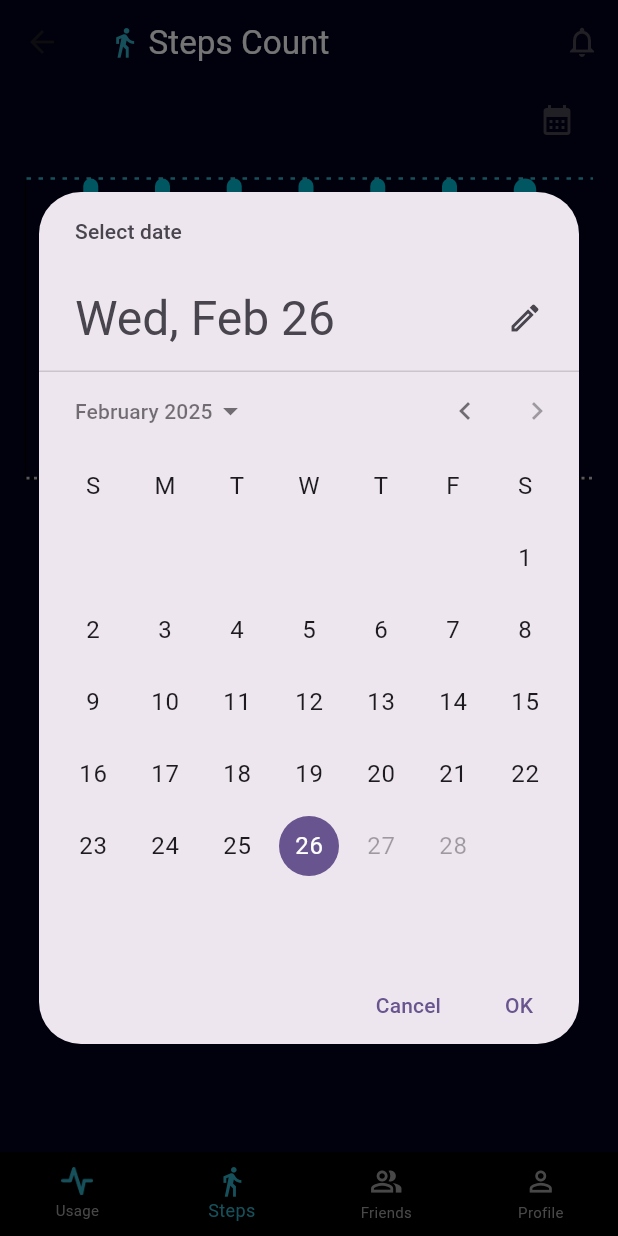
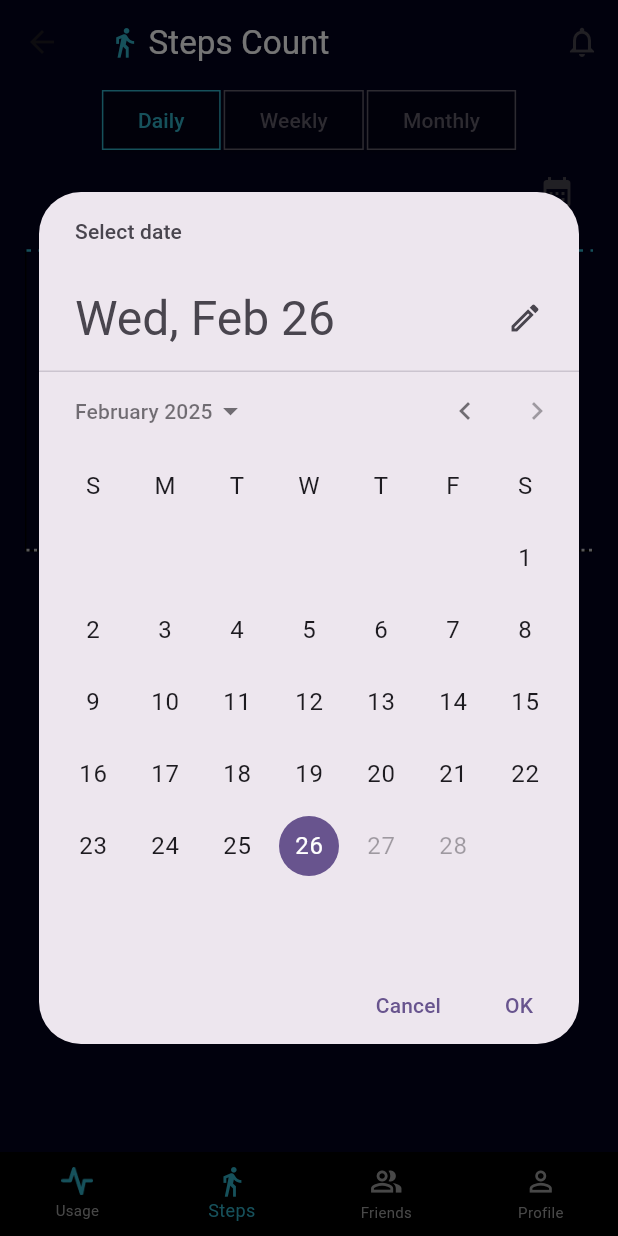
Before and after one commit to OmarAbdelgilil/trackwise_mobile_app, a Flutter app: the HomeScreen screen opened directly, item 2 of the bottom bar chosen, after a tap on the "calendar month" icon, on a phone screen of 412 x 824 dp. Run offline on Flutter 3.47's test engine with Material 3 defaults, Android fonts, the light colour scheme and no system bars; drawn by our look-alikes of fl_chart; our stand-ins replace dio, flutter_riverpod, flutter_screenutil, flutter_svg, get_it, google_fonts and 7 more; accounts and stored records are empty; statements that could not run were skipped.

Commit message:
small changes - steps page

```diff
--- a/lib/core/api/api_constants.dart
+++ b/lib/core/api/api_constants.dart
@@ -1,5 +1,6 @@
 class ApiConstants {
-  static const String baseUrl = 'http://192.168.1.56:3000/api';
+  //static const String baseUrl = 'http://192.168.1.56:3000/api';
+  static const String baseUrl = 'http://192.168.100.3:3000/api';
   static const String loginPath = '/login';
   static const String signupPath = '/signup';
 }
--- a/lib/features/Auth/domain/entities/user.dart
+++ b/lib/features/Auth/domain/entities/user.dart
@@ -3,16 +3,19 @@ class User {
   final String email;
   final String firstName;
   final String lastName;
+  final String phone;
 
   User(
       {required this.id,
       required this.firstName,
       required this.lastName,
-      required this.email});
+      required this.email,
+      required this.phone});
 
   factory User.fromJson(Map<String, dynamic> json) => User(
       email: json['email'] as String,
       firstName: json['firstName'] as String,
       lastName: json['lastName'] as String,
+      phone: (json['phoneNumber'] as int).toString(),
       id: json['id'] as String);
 }
--- a/lib/features/Auth/presentation/login/login_screen.dart
+++ b/lib/features/Auth/presentation/login/login_screen.dart
@@ -130,6 +130,7 @@ class _LoginScreenState extends ConsumerState<LoginScreen> {
                               foregroundColor: Colors.white),
                           onPressed: () {
                             if (formKey.currentState!.validate()) {
+                              FocusManager.instance.primaryFocus?.unfocus();
                               ref.read(loginProvider.notifier).login(
                                   _emailController.text,
                                   _passwordController.text);
--- a/lib/features/Home/presentation/home_view_model.dart
+++ b/lib/features/Home/presentation/home_view_model.dart
@@ -44,6 +44,7 @@ class HomeViewModel extends StateNotifier<HomeState> {
       return;
     }
     pickedDate = pickedDateTemp;
+    state = LoadingAppsList();
     appsList = List.from(_getUsageInfo(pickedDate, changeDateMode));
     if (isBarChart) {
       _updateBarData(pickedDate);
@@ -53,6 +54,7 @@ class HomeViewModel extends StateNotifier<HomeState> {
 
   void toggleBarTouch(DateTime date) {
     pickedDate = date;
+    state = LoadingAppsList();
     appsList = List.from(_getUsageInfo(pickedDate, changeDateMode));
     state = DatePicked();
   }
@@ -103,6 +105,7 @@ class HomeViewModel extends StateNotifier<HomeState> {
   void toggleDateMode(ChangeDateMode mode) async {
     if (changeDateMode != mode) {
       changeDateMode = mode;
+      state = LoadingAppsList();
       appsList = List.from(_getUsageInfo(pickedDate, changeDateMode));
       if (isBarChart) {
         _updateBarData(pickedDate);
@@ -237,6 +240,8 @@ class BarDataUpdated extends HomeState {}
 
 class DateModeChanged extends HomeState {}
 
+class LoadingAppsList extends HomeState {}
+
 class ToggleCharts extends HomeState {}
 
 class SuccessState extends HomeState {
--- a/lib/features/Home/presentation/widgets/apps_list_view.dart
+++ b/lib/features/Home/presentation/widgets/apps_list_view.dart
@@ -12,23 +12,34 @@ class AppsListView extends ConsumerWidget {
   @override
   Widget build(BuildContext context, ref) {
     final prov = ref.read(homeProvider.notifier);
-    ref.watch(homeProvider);
+    final state = ref.watch(homeProvider);
     late AppUsageData? maxUsage;
-    Widget? emptyCheck;
-    if(prov.appsList.isEmpty)
-    {
-      emptyCheck = const Center(child: Text(StringsManager.noAppsFound,style: TextStyle(color: Colors.white ,fontWeight: FontWeight.bold),));
-    }else{
-      maxUsage = prov.appsList.reduce((a, b) => a.usageTime > b.usageTime ? a : b);
+    Widget? currentWidget;
+    if (state is LoadingAppsList) {
+      currentWidget = const Center(child: CircularProgressIndicator());
+    } else if (prov.appsList.isEmpty) {
+      currentWidget = const Center(
+          child: Text(
+        StringsManager.noAppsFound,
+        style: TextStyle(color: Colors.white, fontWeight: FontWeight.bold),
+      ));
+    } else {
+      maxUsage =
+          prov.appsList.reduce((a, b) => a.usageTime > b.usageTime ? a : b);
     }
-    return  SizedBox(
-                    height: 265.h,
-                    child: emptyCheck ?? ListView(
-                      children: [
-                        for(AppUsageData app in prov.appsList)
-                          AppTile(appData: app,maxUsage:maxUsage == null? const Duration(minutes: 0) :  maxUsage.usageTime)
-                      ],
-                    ),
-                  );
+    return SizedBox(
+      height: 265.h,
+      child: currentWidget ??
+          ListView(
+            children: [
+              for (AppUsageData app in prov.appsList)
+                AppTile(
+                    appData: app,
+                    maxUsage: maxUsage == null
+                        ? const Duration(minutes: 0)
+                        : maxUsage.usageTime)
+            ],
+          ),
+    );
   }
 }
--- a/lib/features/Home/presentation/widgets/home_toggle_button.dart
+++ b/lib/features/Home/presentation/widgets/home_toggle_button.dart
@@ -1,10 +1,9 @@
 import 'package:flutter/material.dart';
-import 'package:track_wise_mobile_app/features/Home/presentation/home_view_model.dart';
 import 'package:track_wise_mobile_app/utils/change_date_mode.dart';
 import 'package:track_wise_mobile_app/utils/colors_manager.dart';
 
 class HomeToggleButton extends StatelessWidget {
-  final HomeViewModel prov;
+  final dynamic prov;
   final String text;
   final ChangeDateMode toggle;
   const HomeToggleButton(
--- a/lib/features/profile/presentation/profile_screen.dart
+++ b/lib/features/profile/presentation/profile_screen.dart
@@ -21,7 +21,7 @@ class ProfileScreen extends ConsumerWidget {
         ? const ProfileLoginScreen()
         : SingleChildScrollView(
             child: Padding(
-              padding: const EdgeInsets.all(20),
+              padding: const EdgeInsets.all(15),
               child: Column(
                 mainAxisAlignment: MainAxisAlignment.center,
                 children: [
@@ -30,8 +30,8 @@ class ProfileScreen extends ConsumerWidget {
                       children: [
                         SvgPicture.asset(
                           "assets/svgs/profile_icon.svg",
-                          width: 150,
-                          height: 150,
+                          width: 150.w,
+                          height: 150.h,
                         ),
                         Padding(
                           padding: const EdgeInsets.all(8.0),
@@ -48,17 +48,17 @@ class ProfileScreen extends ConsumerWidget {
                   ),
                   const TagsSection(),
                   ProfileDetailsSection(
-                      email: prov.email, phone: "0111000000000"),
-                  const Padding(
-                    padding: EdgeInsets.symmetric(horizontal: 25),
-                    child: Divider(
+                      email: prov.email, phone: prov.phone.toString()),
+                  Padding(
+                    padding: EdgeInsets.symmetric(horizontal: 25.w),
+                    child: const Divider(
                       color: ColorsManager.lightgrey,
                     ),
                   ),
-                  Padding(
-                    padding: const EdgeInsets.only(top: 30),
-                    child: InkWell(
-                      onTap: () => showLogoutDialog(context, viewModel.logout),
+                  InkWell(
+                    onTap: () => showLogoutDialog(context, viewModel.logout),
+                    child: Padding(
+                      padding: EdgeInsets.only(top: 12.h, bottom: 12.h),
                       child: Row(
                         children: [
                           Icon(
--- a/lib/features/profile/presentation/widgets/tags_section.dart
+++ b/lib/features/profile/presentation/widgets/tags_section.dart
@@ -11,7 +11,7 @@ class TagsSection extends StatelessWidget {
         SectionHeader(title: "Tags", buttonText: "Show all", onPressed: () {}),
         //tbd tags list
         const SizedBox(
-          height: 100,
+          height: 10,
         ),
         //////////////
       ],
--- a/lib/features/steps/presentation/steps_screen.dart
+++ b/lib/features/steps/presentation/steps_screen.dart
@@ -1,8 +1,12 @@
 import 'package:flutter/material.dart';
 import 'package:flutter_riverpod/flutter_riverpod.dart';
 import 'package:flutter_screenutil/flutter_screenutil.dart';
+import 'package:track_wise_mobile_app/features/Home/presentation/widgets/home_toggle_button.dart';
 import 'package:track_wise_mobile_app/features/steps/presentation/steps_viewmodel.dart';
 import 'package:track_wise_mobile_app/features/steps/presentation/widgets/steps_bar_chart.dart';
+import 'package:track_wise_mobile_app/features/steps/presentation/widgets/steps_data_container.dart';
+import 'package:track_wise_mobile_app/utils/change_date_mode.dart';
+import 'package:track_wise_mobile_app/utils/strings_manager.dart';
 
 class StepsScreen extends ConsumerWidget {
   const StepsScreen({super.key});
@@ -20,13 +24,50 @@ class StepsScreen extends ConsumerWidget {
         mainAxisAlignment: MainAxisAlignment.start,
         children: [
           Row(
-            children: [const Spacer(),IconButton(
-                onPressed: () {
-                  prov.openCalender(context);
-                },
-                icon: const Icon(Icons.calendar_month)),]
+            mainAxisAlignment: MainAxisAlignment.center,
+            children: [
+              HomeToggleButton(
+                  prov: prov,
+                  text: StringsManager.daily,
+                  toggle: ChangeDateMode.daily),
+              const SizedBox(
+                width: 2,
+              ),
+              HomeToggleButton(
+                  prov: prov,
+                  text: StringsManager.weekly,
+                  toggle: ChangeDateMode.weekly),
+              const SizedBox(
+                width: 2,
+              ),
+              HomeToggleButton(
+                  prov: prov,
+                  text: StringsManager.monthly,
+                  toggle: ChangeDateMode.monthly),
+            ],
+          ),
+          Row(
+            children: [
+              const Spacer(),
+              IconButton(
+                  onPressed: () async {
+                    await prov.openCalender(context);
+                  },
+                  icon: const Icon(Icons.calendar_month))
+            ],
           ),
           const StepsBarChart(),
+          SizedBox(
+            height: 20.h,
+          ),
+          const StepsDataContainer(),
+          const SizedBox(height: 4),
+          TextButton(
+              onPressed: () {},
+              child: const Text(
+                "Enter weight and height for better readings",
+                style: TextStyle(color: Colors.blue, fontSize: 14),
+              )),
         ],
       ),
     );
--- a/lib/features/steps/presentation/steps_viewmodel.dart
+++ b/lib/features/steps/presentation/steps_viewmodel.dart
@@ -5,14 +5,15 @@ import 'package:month_picker_dialog/month_picker_dialog.dart';
 import 'package:track_wise_mobile_app/core/di/di.dart';
 import 'package:track_wise_mobile_app/core/provider/steps_provider.dart';
 import 'package:track_wise_mobile_app/utils/change_date_mode.dart';
+
 @injectable
-class StepsViewmodel extends StateNotifier<StepsState>{
+class StepsViewmodel extends StateNotifier<StepsState> {
   late final ProviderContainer _providerContainer;
   late DateTime pickedDate;
   int pickedDateStepsData = 15000;
   ChangeDateMode changeDateMode = ChangeDateMode.daily;
   Map<DateTime, int> barData = {};
-  StepsViewmodel() : super(InitialState()){
+  StepsViewmodel() : super(InitialState()) {
     _providerContainer = ProviderContainer();
     final now = DateTime.now();
     pickedDate = DateTime(now.year, now.month, now.day);
@@ -42,13 +43,24 @@ class StepsViewmodel extends StateNotifier<StepsState>{
     _updateBarData(pickedDate);
     state = DatePicked();
   }
+
   void toggleBarTouch(DateTime date) {
     pickedDate = date;
     //update list
     pickedDateStepsData = _getUsageInfo(pickedDate, changeDateMode);
     state = DatePicked();
   }
-   void _updateBarData(DateTime pickedDateEndBar) {
+
+  void toggleDateMode(ChangeDateMode mode) async {
+    if (changeDateMode != mode) {
+      changeDateMode = mode;
+      pickedDateStepsData = _getUsageInfo(pickedDate, changeDateMode);
+      _updateBarData(pickedDate);
+      state = DateModeChanged();
+    }
+  }
+
+  void _updateBarData(DateTime pickedDateEndBar) {
     Map<DateTime, int> result = {};
     int length = changeDateMode == ChangeDateMode.daily ? 7 : 4;
     for (int i = 1; i <= length; i++) {
@@ -95,15 +107,15 @@ class StepsViewmodel extends StateNotifier<StepsState>{
       final date = startPickedDate.add(Duration(days: i));
       final dayUsage = prov.getStepsUsageState(date);
       //to be dynamic
-      totalUsage = totalUsage + (dayUsage?? 10000);
+      totalUsage = totalUsage + (dayUsage ?? 10000);
     }
     return totalUsage;
   }
 }
 
-
-final stepsViewModelProvider = StateNotifierProvider<StepsViewmodel, StepsState>(
-    (ref) => getIt<StepsViewmodel>());
+final stepsViewModelProvider =
+    StateNotifierProvider<StepsViewmodel, StepsState>(
+        (ref) => getIt<StepsViewmodel>());
 
 sealed class StepsState {}
 
@@ -111,4 +123,6 @@ class InitialState extends StepsState {}
 
 class DatePicked extends StepsState {}
 
+class DateModeChanged extends StepsState {}
+
 class BarDataUpdated extends StepsState {}
--- a/lib/features/steps/presentation/widgets/steps_bar_chart.dart
+++ b/lib/features/steps/presentation/widgets/steps_bar_chart.dart
@@ -24,17 +24,14 @@ class _StepsBarChartState extends ConsumerState<StepsBarChart> {
     }
     final dates = prov.barData.keys.toList();
     final durations = prov.barData.values.toList();
-    if(touchedBarGroupIndex != dates.indexOf(prov.pickedDate))
-    {
+    if (touchedBarGroupIndex != dates.indexOf(prov.pickedDate)) {
       setState(() {
         touchedBarGroupIndex = dates.indexOf(prov.pickedDate);
       });
     }
-    final avgInHours = durations
-            .reduce(
-              (a, b) => a + b,
-            )
-             /
+    final avgInHours = durations.reduce(
+          (a, b) => a + b,
+        ) /
         durations.length;
     return Padding(
       padding: const EdgeInsets.only(top: 15.0, bottom: 45),
@@ -47,7 +44,8 @@ class _StepsBarChartState extends ConsumerState<StepsBarChart> {
                   if (barTouchResponse != null &&
                       barTouchResponse.spot != null) {
                     setState(() {
-                      touchedBarGroupIndex = barTouchResponse.spot!.touchedBarGroupIndex;
+                      touchedBarGroupIndex =
+                          barTouchResponse.spot!.touchedBarGroupIndex;
                       prov.toggleBarTouch(dates[touchedBarGroupIndex]);
                     });
                   }
@@ -60,7 +58,7 @@ class _StepsBarChartState extends ConsumerState<StepsBarChart> {
                   getTooltipColor: (group) => const Color.fromARGB(0, 0, 0, 0),
                   getTooltipItem: (group, groupIndex, rod, rodIndex) =>
                       BarTooltipItem(
-                          "${rod.toY.toInt().toString()} hrs",
+                          "${rod.toY.toInt().toString()} steps",
                           const TextStyle(
                               color: Color.fromARGB(212, 255, 255, 255),
                               fontSize: 10)),
@@ -75,7 +73,7 @@ class _StepsBarChartState extends ConsumerState<StepsBarChart> {
                   alignment: Alignment.centerRight,
                   padding: const EdgeInsets.only(bottom: 20),
                   show: true,
-                  labelResolver: (line) => '${line.y.toInt()}hrs',
+                  labelResolver: (line) => '${line.y.toInt()}steps',
                   style: const TextStyle(
                       color: ColorsManager.blue, fontWeight: FontWeight.bold),
                 ),
@@ -87,13 +85,15 @@ class _StepsBarChartState extends ConsumerState<StepsBarChart> {
                 dashArray: [2, 3],
               ),
             ]),
-            barGroups: _chartGroups(avgInHours, prov.barData,touchedBarGroupIndex),
+            barGroups:
+                _chartGroups(avgInHours, prov.barData, touchedBarGroupIndex),
             borderData: FlBorderData(
                 border: const Border(bottom: BorderSide(), left: BorderSide())),
             gridData: const FlGridData(show: false),
             titlesData: FlTitlesData(
               bottomTitles: AxisTitles(
-                  sideTitles: _bottomTitles(prov.changeDateMode, dates)),
+                  sideTitles: _bottomTitles(
+                      prov.changeDateMode, dates, touchedBarGroupIndex)),
               leftTitles:
                   const AxisTitles(sideTitles: SideTitles(showTitles: false)),
               topTitles:
@@ -108,7 +108,8 @@ class _StepsBarChartState extends ConsumerState<StepsBarChart> {
   }
 }
 
-List<BarChartGroupData> _chartGroups(avg, Map<DateTime, int> barData,int touchedBarGroupIndex) {
+List<BarChartGroupData> _chartGroups(
+    avg, Map<DateTime, int> barData, int touchedBarGroupIndex) {
   final dates = barData.keys.toList();
   List<BarChartGroupData> data = [];
   for (int i = 0; i < dates.length; i++) {
@@ -124,19 +125,36 @@ List<BarChartGroupData> _chartGroups(avg, Map<DateTime, int> barData,int touched
   return data;
 }
 
-SideTitles _bottomTitles(ChangeDateMode changeDateMode, List<DateTime> dates) =>
+SideTitles _bottomTitles(ChangeDateMode changeDateMode, List<DateTime> dates,
+        int touchedBarGroupIndex) =>
     SideTitles(
         showTitles: true,
         getTitlesWidget: (value, meta) {
-          final endDateWeekly = DateFormat('d/M').format(dates[value.toInt()].add(const Duration(days: 6)));
+          final index = value.toInt();
+          final isSelected = index == touchedBarGroupIndex;
+          final endDateWeekly = DateFormat('d/M')
+              .format(dates[index].add(const Duration(days: 6)));
           final text = DateFormat(
                   changeDateMode != ChangeDateMode.monthly ? 'd/M' : 'MMMyy')
-              .format(dates[value.toInt()]);
-          return Padding(
-            padding: const EdgeInsets.only(top: 4.0),
+              .format(dates[index]);
+
+          return Container(
+            padding: const EdgeInsets.symmetric(horizontal: 8, vertical: 4),
+            decoration: isSelected
+                ? BoxDecoration(
+                    color: Colors.white,
+                    borderRadius: BorderRadius.circular(12),
+                  )
+                : null,
             child: Text(
-              changeDateMode == ChangeDateMode.weekly? '$text-$endDateWeekly' : text,
-              style: const TextStyle(color: Colors.white, fontSize: 11),
+              changeDateMode == ChangeDateMode.weekly
+                  ? '$text-$endDateWeekly'
+                  : text,
+              style: TextStyle(
+                color: isSelected ? Colors.black : Colors.white,
+                fontSize: 11,
+                fontWeight: isSelected ? FontWeight.bold : FontWeight.normal,
+              ),
             ),
           );
         });
--- /dev/null
+++ b/lib/features/steps/presentation/widgets/steps_data_container.dart
@@ -0,0 +1,81 @@
+import 'package:flutter/material.dart';
+import 'package:flutter_riverpod/flutter_riverpod.dart';
+import 'package:flutter_screenutil/flutter_screenutil.dart';
+import 'package:track_wise_mobile_app/features/steps/presentation/steps_viewmodel.dart';
+import 'package:track_wise_mobile_app/utils/change_date_mode.dart';
+import 'package:track_wise_mobile_app/utils/colors_manager.dart';
+
+class StepsDataContainer extends ConsumerWidget {
+  const StepsDataContainer({super.key});
+
+  @override
+  Widget build(BuildContext context, ref) {
+    ref.watch(stepsViewModelProvider);
+    final prov = ref.read(stepsViewModelProvider.notifier);
+    return Container(
+      padding: const EdgeInsets.all(16.0),
+      margin: EdgeInsets.symmetric(horizontal: 18.0.w),
+      decoration: BoxDecoration(
+        color: ColorsManager.containerColor,
+        borderRadius: BorderRadius.circular(20),
+      ),
+      child: Column(
+        crossAxisAlignment: CrossAxisAlignment.center,
+        children: [
+          Text(
+            "${prov.pickedDateStepsData} steps",
+            style: const TextStyle(
+              color: Colors.white,
+              fontSize: 24,
+              fontWeight: FontWeight.bold,
+            ),
+          ),
+          const SizedBox(height: 10),
+          ClipRRect(
+            borderRadius: BorderRadius.circular(10),
+            child: LinearProgressIndicator(
+              value: (prov.pickedDateStepsData) /
+                  (prov.changeDateMode == ChangeDateMode.daily
+                      ? 6000
+                      : prov.changeDateMode == ChangeDateMode.weekly
+                          ? 6000 * 7
+                          : 6000 * 30),
+              backgroundColor: Colors.grey[800],
+              valueColor:
+                  const AlwaysStoppedAnimation<Color>(ColorsManager.blue),
+              minHeight: 10,
+            ),
+          ),
+          const SizedBox(height: 10),
+          Row(
+            mainAxisAlignment: MainAxisAlignment.spaceBetween,
+            children: [
+              const Text(
+                "0",
+                style: TextStyle(color: Colors.white),
+              ),
+              Text(
+                "Target: ${(prov.changeDateMode == ChangeDateMode.daily ? 6000 : prov.changeDateMode == ChangeDateMode.weekly ? 6000 * 7 : 6000 * 30)}",
+                style: const TextStyle(color: Colors.white),
+              ),
+            ],
+          ),
+          const SizedBox(height: 15),
+          Row(
+            mainAxisAlignment: MainAxisAlignment.spaceBetween,
+            children: [
+              Text(
+                "${(prov.pickedDateStepsData * 0.75) / 1000} km",
+                style: const TextStyle(color: Colors.white, fontSize: 16),
+              ),
+              Text(
+                "${((prov.pickedDateStepsData * 0.75) / 1000) * 70 * 0.57} cal",
+                style: const TextStyle(color: Colors.white, fontSize: 16),
+              ),
+            ],
+          ),
+        ],
+      ),
+    );
+  }
+}
--- a/lib/utils/colors_manager.dart
+++ b/lib/utils/colors_manager.dart
@@ -8,4 +8,5 @@ class ColorsManager {
   static const Color red = Color.fromARGB(255, 199, 48, 63);
   static const Color blue = Color.fromARGB(255, 48, 176, 199);
   static const Color darkTr = Color(0xff227697);
+  static const Color containerColor = Color.fromARGB(255, 7, 7, 44);
 }
```
Also changed, not shown: 4 other files.
